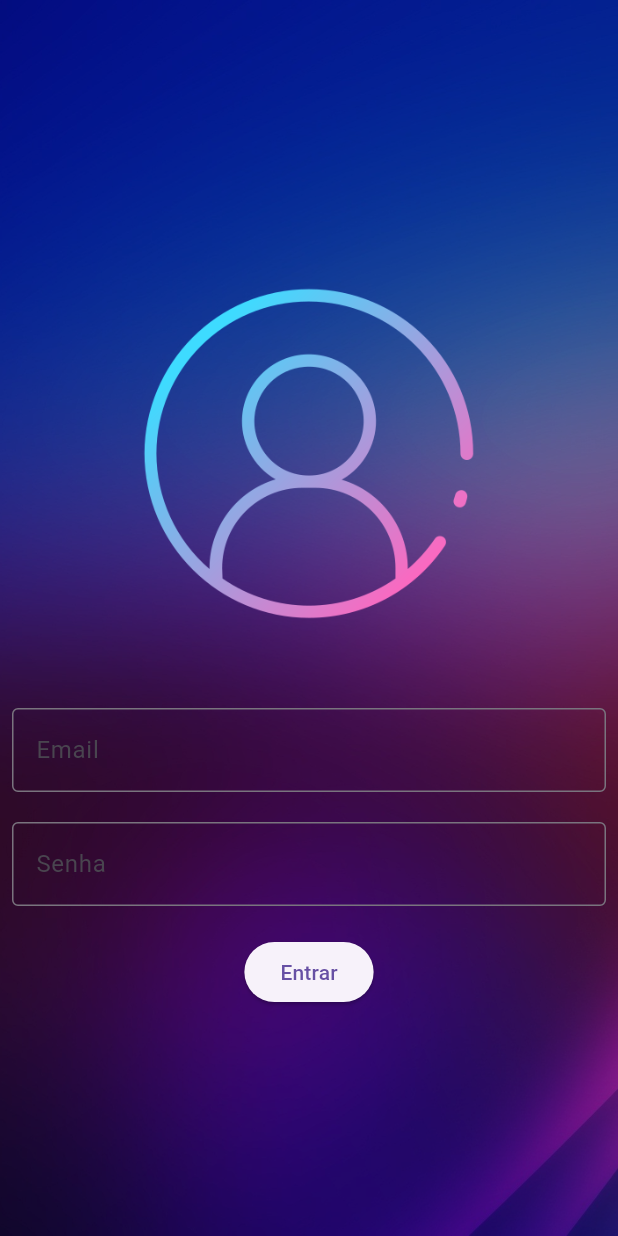
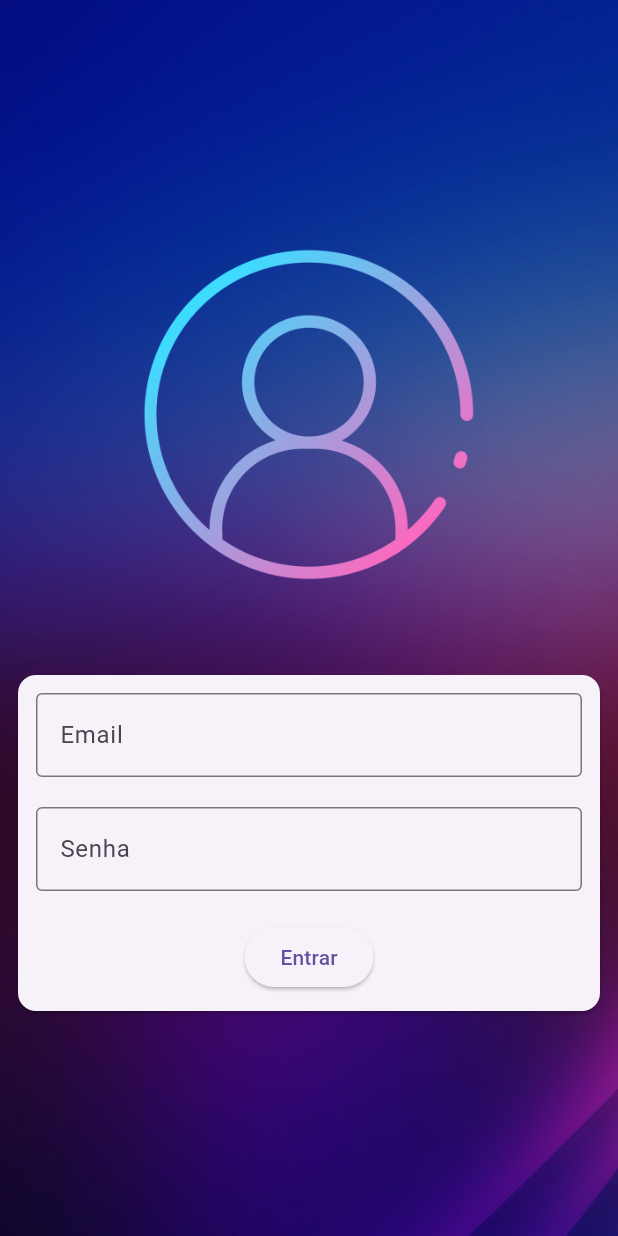
Before and after one commit to caioalves99/Aprendendo_Flutter, a Flutter app: the screen it shows after launch, on a phone screen of 412 x 824 dp. Run offline on Flutter 3.47's test engine with Material 3 defaults, Android fonts, the phone set to English and light mode, and no system bars.

Commit message:
Material Card

```diff
--- a/lib/login_page.dart
+++ b/lib/login_page.dart
@@ -33,6 +33,12 @@ class _LoginPageState extends State<LoginPage> {
 
                     SizedBox(height: 20),
 
+                    Card(
+                      child:
+                        Padding(
+                          padding: const EdgeInsets.all(12.0),
+                          child: Column(
+                            children: [
                               TextField(
                                 onChanged: (text) {
                                   email = text;
@@ -69,6 +75,15 @@ class _LoginPageState extends State<LoginPage> {
                                 },
                                 child: Text("Entrar"),
                               ),
+
+                            ],
+                          ),
+                        ),
+                    ),
+
+                    SizedBox(height: 20),
+
+
                   ],
                 ),
               ),
```
Lines whose indentation alone changed are shown as unchanged.
